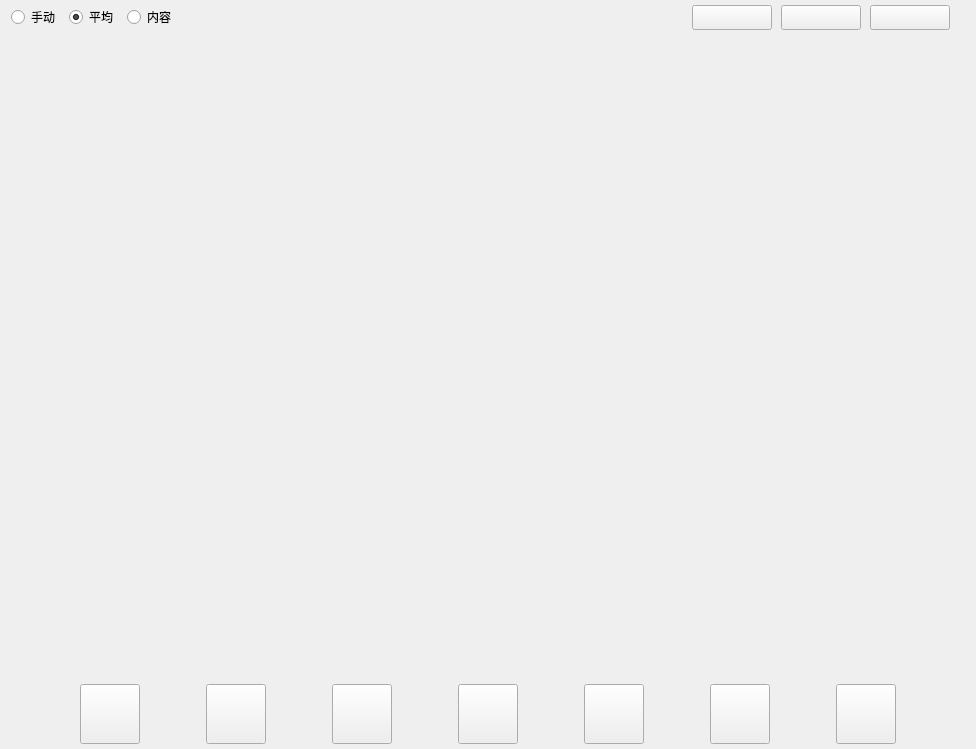
Qt form Qt/ERP/ordermanager.ui (superp2017/NTERP) before a commit.
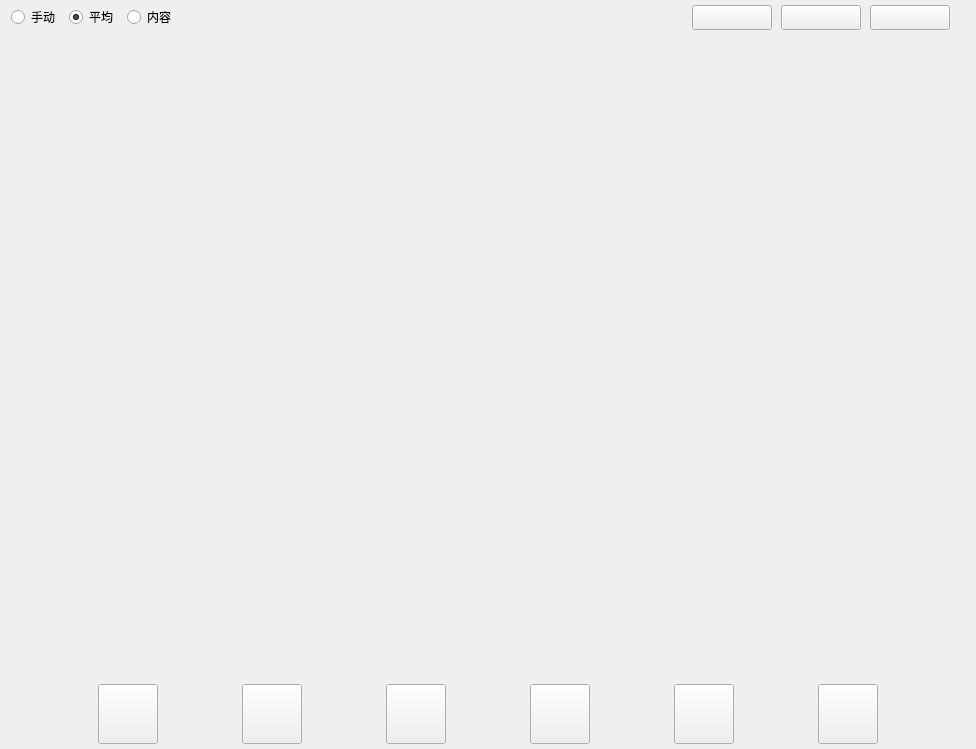
The same form after that commit.

The edit to the form file:
```diff
--- a/Qt/ERP/ordermanager.ui
+++ b/Qt/ERP/ordermanager.ui
@@ -369,44 +369,6 @@
         </property>
        </widget>
       </item>
-      <item>
-       <spacer name="horizontalSpacer_6">
-        <property name="orientation">
-         <enum>Qt::Horizontal</enum>
-        </property>
-        <property name="sizeHint" stdset="0">
-         <size>
-          <width>40</width>
-          <height>20</height>
-         </size>
-        </property>
-       </spacer>
-      </item>
-      <item>
-       <widget class="QPushButton" name="pushButton_change_price">
-        <property name="minimumSize">
-         <size>
-          <width>60</width>
-          <height>60</height>
-         </size>
-        </property>
-        <property name="maximumSize">
-         <size>
-          <width>60</width>
-          <height>60</height>
-         </size>
-        </property>
-        <property name="font">
-         <font>
-          <family>Arial</family>
-          <pointsize>11</pointsize>
-         </font>
-        </property>
-        <property name="text">
-         <string/>
-        </property>
-       </widget>
-      </item>
       <item>
        <spacer name="horizontalSpacer_7">
         <property name="orientation">
```
